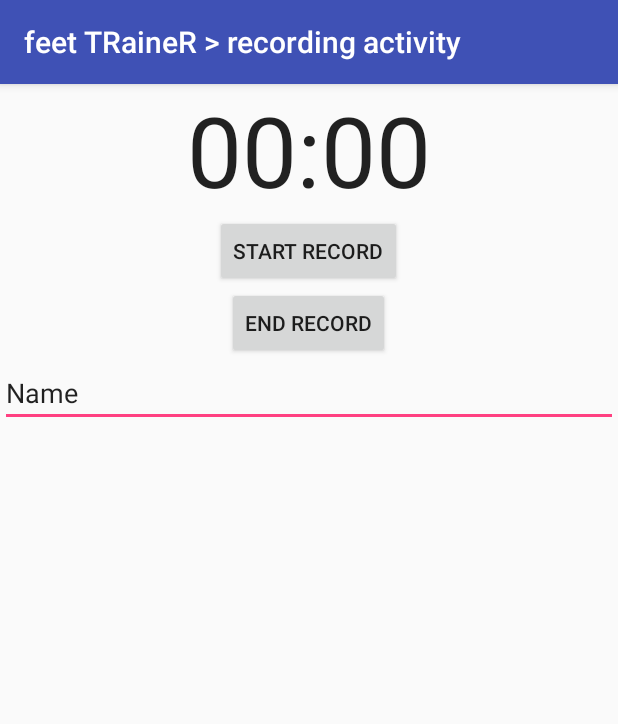
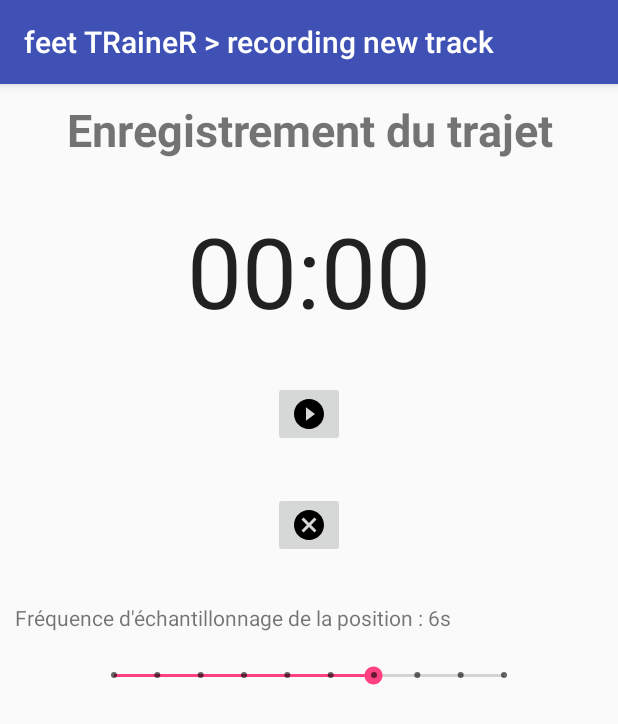
Before and after one commit to ianis58/feet_TRackeR, an Android app: the RecordActivity screen opened directly, with no data from a screen before it, on a phone screen of 412 x 824 dp. Shown: the top 724 px of the screen. Run offline under Robolectric (Android 15) with nearby library versions, the phone set to English and light mode, and no system bars; our stand-ins replace Firebase (no records; nobody signed in at launch, a user with empty details on screens opened directly).

Commit message:
add stats screen activity, ui improvements for recording activity

```diff
--- a/app/build.gradle
+++ b/app/build.gradle
@@ -46,8 +46,8 @@ dependencies {
     compile 'com.google.firebase:firebase-auth:11.6.0'
     compile 'com.google.firebase:firebase-database:11.6.0'
     compile 'com.facebook.android:facebook-android-sdk:[4,5)'
+    compile 'com.android.support:cardview-v7:25.3.1'
     testCompile 'junit:junit:4.12'
-    compile 'com.android.support:cardview-v7:25.3.1'
 }
 
 apply plugin: 'com.google.gms.google-services'
--- a/app/src/main/java/ca/uqac/mobile/feet_tracker/android/activities/trainer/RecordActivity.java
+++ b/app/src/main/java/ca/uqac/mobile/feet_tracker/android/activities/trainer/RecordActivity.java
@@ -1,6 +1,7 @@
 package ca.uqac.mobile.feet_tracker.android.activities.trainer;
 
 import android.content.Intent;
+import android.os.PersistableBundle;
 import android.os.SystemClock;
 import android.support.annotation.NonNull;
 import android.support.v7.app.AppCompatActivity;
@@ -11,6 +12,9 @@ import android.view.View;
 import android.widget.Button;
 import android.widget.Chronometer;
 import android.widget.EditText;
+import android.widget.ImageButton;
+import android.widget.SeekBar;
+import android.widget.TextView;
 
 import com.google.firebase.auth.FirebaseAuth;
 import com.google.firebase.auth.FirebaseUser;
@@ -19,15 +23,18 @@ import com.google.firebase.database.FirebaseDatabase;
 
 import ca.uqac.mobile.feet_tracker.R;
 import ca.uqac.mobile.feet_tracker.android.activities.login.LoginActivity;
+import ca.uqac.mobile.feet_tracker.android.activities.splash.SplashActivity;
 import ca.uqac.mobile.feet_tracker.android.services.LocationTrackerService;
 
 public class RecordActivity extends AppCompatActivity {
     private static final String TAG = RecordActivity.class.getSimpleName();
 
     private Chronometer chronometerNewTrack;
-    private Button endRecordNewTrack;
-    private Button startRecordNewTrack;
-    private EditText etTrackTitle;
+    private ImageButton endRecordNewTrack;
+    private ImageButton startRecordNewTrack;
+    private SeekBar seekBarSamplingFrequency;
+    private TextView tvSamplingFrequencyLabel;
+    private int SAMPLING_INTERVAL;
 
     private String newTrackUid;
 
@@ -35,6 +42,17 @@ public class RecordActivity extends AppCompatActivity {
     DatabaseReference myRef;
     FirebaseAuth.AuthStateListener authStateListener;
     FirebaseUser firebaseUser;
+
+    @Override
+    protected void onRestoreInstanceState(Bundle savedInstanceState) {
+        super.onRestoreInstanceState(savedInstanceState);
+    }
+
+    @Override
+    public void onSaveInstanceState(Bundle outState, PersistableBundle outPersistentState) {
+        super.onSaveInstanceState(outState, outPersistentState);
+        //outState.put
+    }
 
     @Override
     protected void onCreate(Bundle savedInstanceState) {
@@ -48,18 +66,26 @@ public class RecordActivity extends AppCompatActivity {
         setContentView(R.layout.activity_record);
 
         chronometerNewTrack = (Chronometer) findViewById(R.id.chronometerNewTrack);
-        startRecordNewTrack = (Button) findViewById(R.id.btnStartRecordNewTrack);
-        endRecordNewTrack = (Button) findViewById(R.id.btnEndRecordNewTrack);
-        etTrackTitle = (EditText) findViewById(R.id.etTrackTitle);
+        startRecordNewTrack = (ImageButton) findViewById(R.id.btnStartRecordNewTrack);
+        endRecordNewTrack = (ImageButton) findViewById(R.id.btnEndRecordNewTrack);
+        seekBarSamplingFrequency = (SeekBar) findViewById(R.id.seekBarSamplingFrequency);
+        tvSamplingFrequencyLabel = (TextView) findViewById(R.id.tvSamplingFrequencyLabel);
+
+        SAMPLING_INTERVAL = seekBarSamplingFrequency.getProgress();
 
         startRecordNewTrack.setOnClickListener(new View.OnClickListener() {
             @Override
             public void onClick(View v) {
+                seekBarSamplingFrequency.setEnabled(false);
+                startRecordNewTrack.setEnabled(false);
+
                 chronometerNewTrack.setBase(SystemClock.elapsedRealtime());
                 chronometerNewTrack.start();
 
                 Intent intent = new Intent(getBaseContext(), LocationTrackerService.class);
                 intent.putExtra("newTrackUid", newTrackUid);
+                intent.putExtra("samplingInterval", SAMPLING_INTERVAL);
+
                 startService(intent);
             }
         });
@@ -69,25 +95,29 @@ public class RecordActivity extends AppCompatActivity {
             public void onClick(View v) {
                 stopLocationTrackerService();
                 showStats();
+                finish();
             }
         });
 
-        etTrackTitle.addTextChangedListener(new TextWatcher() {
+        seekBarSamplingFrequency.setOnSeekBarChangeListener(new SeekBar.OnSeekBarChangeListener() {
             @Override
-            public void beforeTextChanged(CharSequence s, int start, int count, int after) {
+            public void onProgressChanged(SeekBar seekBar, int progress, boolean fromUser) {
+                SAMPLING_INTERVAL = seekBarSamplingFrequency.getProgress();
+                if(SAMPLING_INTERVAL < 2){
+                    SAMPLING_INTERVAL = 2;
+                    seekBarSamplingFrequency.setProgress(SAMPLING_INTERVAL);
+                }
+                tvSamplingFrequencyLabel.setText("Fréquence d'échantillonnage de la position : " + SAMPLING_INTERVAL + "s");
+            }
+
+            @Override
+            public void onStartTrackingTouch(SeekBar seekBar) {
 
             }
 
             @Override
-            public void onTextChanged(CharSequence s, int start, int before, int count) {
+            public void onStopTrackingTouch(SeekBar seekBar) {
 
-            }
-
-            @Override
-            public void afterTextChanged(Editable s) {
-                if(!etTrackTitle.getText().toString().isEmpty()){
-                    myRef.child(firebaseUser.getUid()).child(newTrackUid).child("title").setValue(etTrackTitle.getText().toString());
-                }
             }
         });
 
@@ -114,6 +144,9 @@ public class RecordActivity extends AppCompatActivity {
     }
 
     private void showStats() {
-
+        Intent intent = new Intent(RecordActivity.this, NewTrackStatsActivity.class);
+        intent.putExtra("newTrackUid", newTrackUid);
+        intent.putExtra("newTrackTime", SystemClock.elapsedRealtime() - chronometerNewTrack.getBase());
+        startActivity(intent);
     }
 }
--- /dev/null
+++ b/app/src/main/res/drawable/start_track_recording.xml
@@ -0,0 +1,9 @@
+<vector xmlns:android="http://schemas.android.com/apk/res/android"
+        android:width="24dp"
+        android:height="24dp"
+        android:viewportWidth="24.0"
+        android:viewportHeight="24.0">
+    <path
+        android:fillColor="#FF000000"
+        android:pathData="M12,2C6.48,2 2,6.48 2,12s4.48,10 10,10 10,-4.48 10,-10S17.52,2 12,2zM10,16.5v-9l6,4.5 -6,4.5z"/>
+</vector>
--- /dev/null
+++ b/app/src/main/res/drawable/stop_track_recording.xml
@@ -0,0 +1,9 @@
+<vector xmlns:android="http://schemas.android.com/apk/res/android"
+        android:width="24dp"
+        android:height="24dp"
+        android:viewportWidth="24.0"
+        android:viewportHeight="24.0">
+    <path
+        android:fillColor="#FF000000"
+        android:pathData="M12,2C6.47,2 2,6.47 2,12s4.47,10 10,10 10,-4.47 10,-10S17.53,2 12,2zM17,15.59L15.59,17 12,13.41 8.41,17 7,15.59 10.59,12 7,8.41 8.41,7 12,10.59 15.59,7 17,8.41 13.41,12 17,15.59z"/>
+</vector>
--- a/app/src/main/res/layout/activity_record.xml
+++ b/app/src/main/res/layout/activity_record.xml
@@ -1,38 +1,67 @@
 <?xml version="1.0" encoding="utf-8"?>
 <LinearLayout xmlns:android="http://schemas.android.com/apk/res/android"
+    xmlns:app="http://schemas.android.com/apk/res-auto"
     xmlns:tools="http://schemas.android.com/tools"
     android:layout_width="match_parent"
     android:layout_height="match_parent"
     android:orientation="vertical"
     tools:context="ca.uqac.mobile.feet_tracker.android.activities.trainer.RecordActivity">
 
+    <TextView
+        android:id="@+id/tvActivityTitle"
+        android:layout_width="match_parent"
+        android:layout_height="wrap_content"
+        android:layout_marginTop="10sp"
+        android:text="Enregistrement du trajet"
+        android:textAlignment="center"
+        android:textSize="30sp"
+        android:textStyle="bold" />
+
     <Chronometer
         android:id="@+id/chronometerNewTrack"
         android:layout_width="match_parent"
         android:layout_height="wrap_content"
         android:layout_gravity="center_horizontal"
+        android:layout_marginLeft="10sp"
+        android:layout_marginRight="10sp"
+        android:layout_marginTop="30sp"
         android:textAlignment="center"
         android:textSize="65sp" />
 
-    <Button
+    <ImageButton
         android:id="@+id/btnStartRecordNewTrack"
         android:layout_width="wrap_content"
         android:layout_height="wrap_content"
         android:layout_gravity="center_horizontal"
-        android:text="@string/start_record" />
+        android:layout_marginTop="30sp"
+        android:src="@drawable/start_track_recording" />
 
-    <Button
+    <ImageButton
         android:id="@+id/btnEndRecordNewTrack"
         android:layout_width="wrap_content"
         android:layout_height="wrap_content"
         android:layout_gravity="center_horizontal"
-        android:text="@string/trainer_end_record" />
+        android:layout_marginTop="30sp"
+        android:src="@drawable/stop_track_recording" />
 
-    <EditText
-        android:id="@+id/etTrackTitle"
+    <TextView
+        android:id="@+id/tvSamplingFrequencyLabel"
         android:layout_width="match_parent"
         android:layout_height="wrap_content"
-        android:ems="10"
-        android:inputType="textPersonName"
-        android:text="Name" />
+        android:layout_marginLeft="10sp"
+        android:layout_marginRight="10sp"
+        android:layout_marginTop="30sp"
+        android:text="Fréquence d'échantillonnage de la position : 6s" />
+
+    <SeekBar
+        android:id="@+id/seekBarSamplingFrequency"
+        style="@style/Widget.AppCompat.SeekBar.Discrete"
+        android:layout_width="match_parent"
+        android:layout_height="wrap_content"
+        android:layout_marginLeft="60sp"
+        android:layout_marginRight="60sp"
+        android:layout_marginTop="20sp"
+        android:max="9"
+        android:progress="6" />
+
 </LinearLayout>
```
Also changed, not shown: app/src/main/AndroidManifest.xml (+13 -8 lines), app/src/main/java/ca/uqac/mobile/feet_tracker/android/activities/trainer/NewTrackStatsActivity.java (added, +110 -0 lines), app/src/main/java/ca/uqac/mobile/feet_tracker/android/services/LocationTrackerService.java (+6 -2 lines), app/src/main/res/layout/activity_new_track_stats.xml (added, +84 -0 lines).
